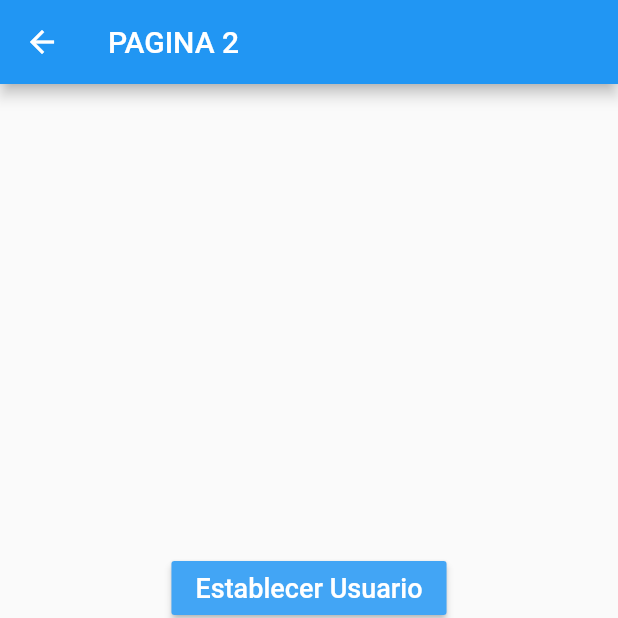
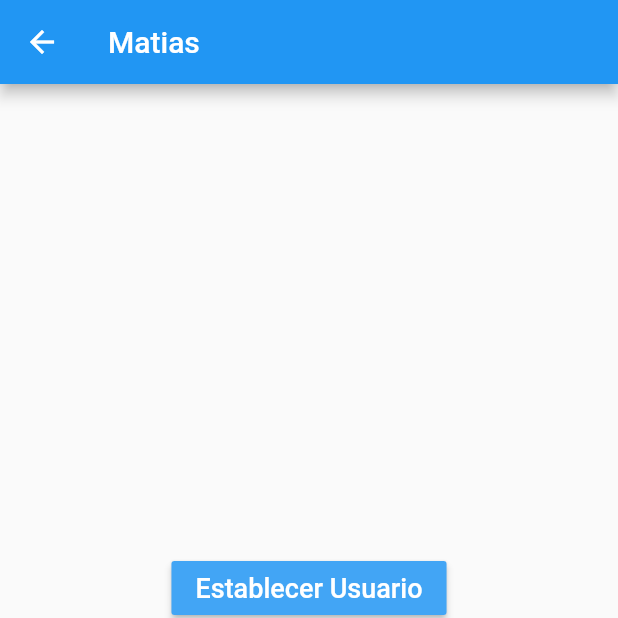
Before and after one commit to frithmatias/flutter_av_state_mgr, a Flutter app: the Pagina2Page screen opened by its route, after a tap on "Establecer Usuario", on a phone screen of 412 x 824 dp, the top half of it. Run offline on Flutter 3.47's test engine with Material 2 defaults, Android fonts, the phone set to English and light mode, and no system bars; accounts and stored records are empty.

Commit message:
Singleton terminado

```diff
--- a/lib/models/usuario.dart
+++ b/lib/models/usuario.dart
@@ -9,5 +9,9 @@ class Usuario {
     required this.nombre,
     required this.edad,
     required this.profesiones
-  })
+  });
+  // }) : assert(nombre != null); // con null safety, assert ya no es necesario porque desde
+  // el mmomento que estoy definiendo String nombre y no String? nombre, le estoy diciendo a
+  // Dart que nombre es required o NO-NULLABLE.
+
 }
--- a/lib/pages/pagina1_page.dart
+++ b/lib/pages/pagina1_page.dart
@@ -1,3 +1,7 @@
+// ignore_for_file: avoid_print
+
+import 'package:estados_app/models/usuario.dart';
+import 'package:estados_app/services/usuario_service.dart';
 import 'package:flutter/material.dart';
 
 class Pagina1Page extends StatelessWidget {
@@ -7,7 +11,25 @@ class Pagina1Page extends StatelessWidget {
   Widget build(BuildContext context) {
     return Scaffold(
       appBar: AppBar(title: const Text('PAGINA 1')),
-      body: const InfoUsuario(),
+
+      // SIN STREAM
+      // body: usuarioService.existeUsuario
+      // ? const InfoUsuario()
+      // : const Text('No existe usuario'),
+
+      // CON STREAM
+      body: StreamBuilder(
+        stream: usuarioService.usuarioStream,
+        // initialData: usuarioService.usuario,
+        // este builder se va a ejecutar cada vez que tengamos un nuevo valor de Usuario en el Stream
+        // y ese valor viene en el snapshot
+        builder: (BuildContext context, AsyncSnapshot<Usuario> snapshot) {
+            return snapshot.hasData
+            ? InfoUsuario(snapshot.data!)
+            : const Text('No existe usuario');
+
+        },
+      ),
       floatingActionButton: FloatingActionButton(
         child: const Icon( Icons.accessibility_new),
         onPressed: () {
@@ -19,12 +41,14 @@ class Pagina1Page extends StatelessWidget {
 }
 
 class InfoUsuario extends StatelessWidget {
-  const InfoUsuario({
-    Key? key,
-  }) : super(key: key);
+
+  final Usuario usuario;
+  const InfoUsuario(this.usuario, {Key? key}) : super(key: key);
 
   @override
   Widget build(BuildContext context) {
+  print('infoUsuario ${usuario.edad}');
+
     return Container(
       width: double.infinity,
       height: double.infinity,
@@ -32,18 +56,16 @@ class InfoUsuario extends StatelessWidget {
       child: Column(
         crossAxisAlignment: CrossAxisAlignment.start,
         mainAxisAlignment: MainAxisAlignment.start,
-        children: const [
-          Text('General', style: TextStyle( fontSize: 18, fontWeight: FontWeight.bold)),
-          Divider(),
-          ListTile( title: Text('Nombre')),
-          ListTile( title: Text('Edad')),
-          Text('Profesiones', style: TextStyle( fontSize: 18, fontWeight: FontWeight.bold)),
-          Divider(),
-          ListTile( title: Text('Profesion 1')),
-          ListTile( title: Text('Profesion 2')),
-          ListTile( title: Text('Profesion 3')),
-
-
+        children: [
+          const Text('General', style: TextStyle( fontSize: 18, fontWeight: FontWeight.bold)),
+          const Divider(),
+          ListTile( title: const  Text('Nombre'), subtitle: Text(usuario.nombre)),
+          ListTile( title: const Text('Edad'), subtitle: Text(usuario.edad.toString())),
+          const  Text('Profesiones', style: TextStyle( fontSize: 18, fontWeight: FontWeight.bold)),
+          const  Divider(),
+          const  ListTile( title: Text('Profesion 1')),
+          const  ListTile( title: Text('Profesion 2')),
+          const  ListTile( title: Text('Profesion 3')),
         ],
       ),
     );
--- a/lib/pages/pagina2_page.dart
+++ b/lib/pages/pagina2_page.dart
@@ -1,3 +1,5 @@
+import 'package:estados_app/models/usuario.dart';
+import 'package:estados_app/services/usuario_service.dart';
 import 'package:flutter/material.dart';
 
 class Pagina2Page extends StatelessWidget {
@@ -6,22 +8,33 @@ class Pagina2Page extends StatelessWidget {
   @override
   Widget build(BuildContext context) {
     return Scaffold(
-      appBar: AppBar(title: const Text('PAGINA 2')),
+      appBar: AppBar(
+        title:  StreamBuilder<Usuario>(
+          stream: usuarioService.usuarioStream,
+          builder: (context, snapshot) {
+            return snapshot.hasData
+            ? Text(snapshot.data!.nombre)
+            : const Text('PÁGINA 2');
+          }
+        )
+      ),
       body: Center(
         child: Column(mainAxisAlignment: MainAxisAlignment.center, children: [
           MaterialButton(
-              child: const Text('Establecer Usuario',
-                  style: TextStyle(fontSize: 18, color: Colors.white)),
+              child: const Text('Establecer Usuario', style: TextStyle(fontSize: 18, color: Colors.white)),
               color: Colors.blue.shade400,
-              onPressed: () {}),
+              onPressed: () {
+                final Usuario user = Usuario(nombre: 'Matias', edad: 42, profesiones: ['Programador']);
+                usuarioService.cargarUsuario(user);
+              }),
           MaterialButton(
-              child: const Text('Cambiar Edad',
-                  style: TextStyle(fontSize: 18, color: Colors.white)),
+              child: const Text('Cambiar Edad', style: TextStyle(fontSize: 18, color: Colors.white)),
               color: Colors.blue.shade400,
-              onPressed: () {}),
+              onPressed: () {
+                usuarioService.cambiarEdad(30);
+              }),
           MaterialButton(
-              child: const Text('Agregar Profesión',
-                  style: TextStyle(fontSize: 18, color: Colors.white)),
+              child: const Text('Agregar Profesión', style: TextStyle(fontSize: 18, color: Colors.white)),
               color: Colors.blue.shade400,
               onPressed: () {})
         ]),
--- /dev/null
+++ b/lib/services/usuario_service.dart
@@ -0,0 +1,39 @@
+// ignore_for_file: avoid_print
+
+import 'dart:async';
+import 'package:estados_app/models/usuario.dart';
+
+// Necesito que NO se puedan crear instancias por fuera de esta clase por lo tanto vamos a definir
+// la clase como privada con _
+class _UsuarioService {
+
+  // en este stream va a fluir un tipo Usuario
+  final StreamController<Usuario> _userStreamController = StreamController<Usuario>.broadcast();
+  Stream<Usuario> get usuarioStream => _userStreamController.stream;
+
+  late Usuario _usuario;
+  // GETs
+  Usuario get usuario => _usuario;
+  // bool get existeUsuario => (_usuario!=null)?true:false;
+  // SET
+
+  void cargarUsuario(Usuario user){
+    _usuario = user;
+    _userStreamController.add(user);
+  }
+
+  void cambiarEdad(int edad){
+    _usuario.edad+=1;
+    _userStreamController.add(_usuario);
+  }
+
+  cerrarStream(){
+    _userStreamController.close();
+  }
+
+}
+
+// Cada vez que necesitemos hacer referencia a usuarioService va a devolver siempre la instancia
+// usuarioService, sin crear otra, esto es un Singleton. Es una forma simple de crear un Singleton
+// otras son crear un factory constructor, un constructor privado, etc.
+final usuarioService = _UsuarioService();
```
